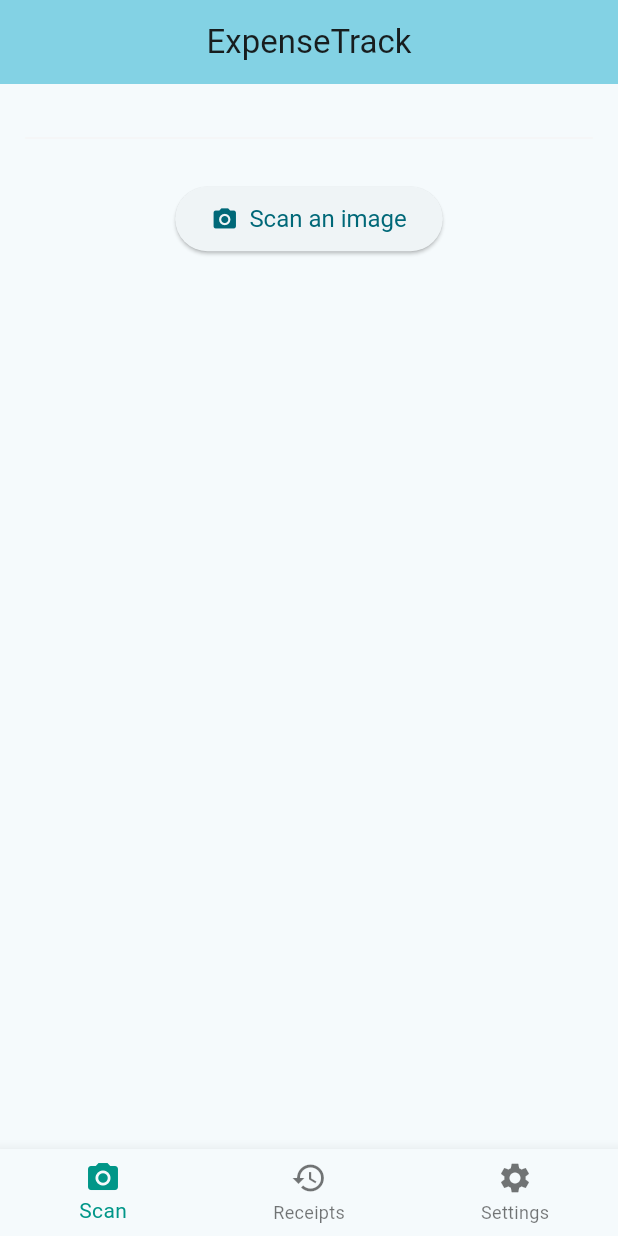
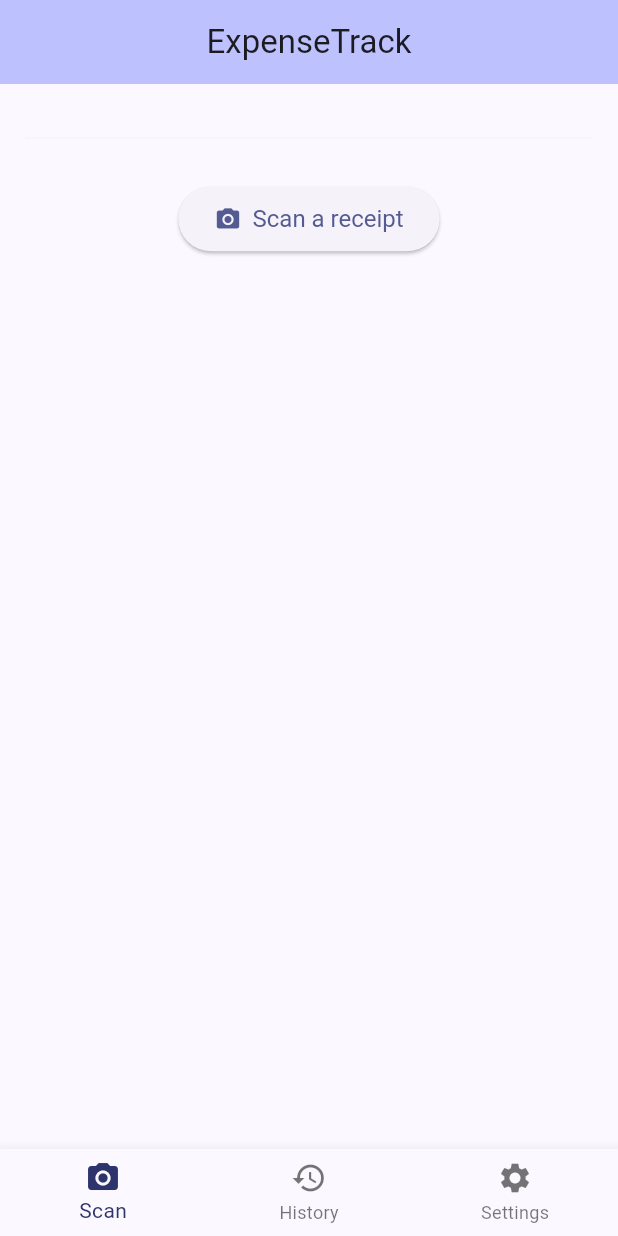
Before and after one commit to anca26/FinanceApp, a Flutter app: the screen it shows after launch, on a phone screen of 412 x 824 dp. Run offline on Flutter 3.47's test engine with Material 3 defaults, Android fonts, the light colour scheme and no system bars; our stand-ins replace image_picker.

Commit message:
better_management + UI updates

```diff
--- a/expense_app/lib/main.dart
+++ b/expense_app/lib/main.dart
@@ -2,10 +2,16 @@
 import 'package:image_picker/image_picker.dart';
 import 'package:http/http.dart' as http;
 import 'dart:convert';
+import 'package:expense_app/views/history_view.dart';
+import 'package:expense_app/views/settings_view.dart';
+import 'package:expense_app/views/scan_view.dart';
 
 void main() {
   runApp(const MyApp());
 }
+
+final Color myBlue = const Color.fromARGB(255, 45, 51, 107);
+final Color myWhite = const Color.fromARGB(255, 255, 242, 242);
 
 class MyApp extends StatelessWidget {
   const MyApp({super.key});
@@ -15,7 +21,7 @@
     return MaterialApp(
       title: 'ExpenseTrack',
       theme: ThemeData(
-        colorScheme: ColorScheme.fromSeed(seedColor: const Color.fromARGB(255, 48, 122, 137)),
+        colorScheme: ColorScheme.fromSeed(seedColor: myBlue),
         useMaterial3: true,
       ),
       home: const MyHomePage(title: 'ExpenseTrack'),
@@ -51,7 +57,7 @@
 
   void extractFields(String text) {
     final dateRegex = RegExp(r'\b\d{2}[./-]\d{2}[./-]\d{4}\b');
-    final totalRegex = RegExp(r'(total|sum\u0103|amount)\s*[:\-]?\s*(\d+[.,]?\d*)', caseSensitive: false);
+    final totalRegex = RegExp(r'(total|sumă|amount)\s*[:\-]?\s*(\d+[.,]?\d*)', caseSensitive: false);
     final quantityRegex = RegExp(r'\b(x\s*\d+|\d+\s*buc|\d+\s*pcs)', caseSensitive: false);
     final merchantRegex = RegExp(r'(?:S\.?C\.?\s+)([A-Z\s]+?)(?:\s+S\.?R\.?L\.?|S\.?A\.?)');
 
@@ -120,9 +126,22 @@
     }
   }
 
-  void _clearText() {
+  void _clearText() async {
+    final confirm = await showDialog<bool>(
+      context: context,
+      builder: (context) => AlertDialog(
+        title: const Text("Remove receipt"),
+        content: const Text("Are you sure you want to remove the receipt?"),
+        actions: [
+          TextButton(onPressed: () => Navigator.pop(context, false), child: const Text("Cancel")),
+          TextButton(onPressed: () => Navigator.pop(context, true), child: const Text("Remove")),
+        ],
+      ),
+    );
+
+    if (confirm == true) {
       setState(() {
-      _ocrText = "Text cleared.";
+        _ocrText = "No receipt";
         _wasCleared = true;
         extractedDate = "-";
         extractedTotal = "-";
@@ -130,107 +149,26 @@
         extractedMerchant = "-";
       });
     }
+  }
 
-  Widget buildScanView() {
-    final bool showBox = _ocrText.trim().isNotEmpty || _isLoading;
+  bool _validateInput(String label, String value) {
+    switch (label) {
+      case "Date:":
+        return RegExp(r'^\d{2}[./-]\d{2}[./-]\d{4}\$').hasMatch(value);
+      case "Total:":
+        return RegExp(r'^\d+[.,]?\d*\$').hasMatch(value);
+      case "Quantity:":
+        return RegExp(r'^(x\s*\d+|\d+\s*buc|\d+\s*pcs)\$').hasMatch(value);
+      case "Merchant:":
+        return value.isNotEmpty && !RegExp(r'\d').hasMatch(value);
+      default:
+        return true;
+    }
+  }
 
-    return Padding(
-      padding: const EdgeInsets.all(16.0),
-      child: Column(
-        children: <Widget>[
-          const SizedBox(height: 20),
-          if (showBox)
-            Row(
-              mainAxisAlignment: MainAxisAlignment.spaceBetween,
-              children: [
-                const Text(
-                  'Scanned text:',
-                  style: TextStyle(fontSize: 18, fontWeight: FontWeight.bold),
-                ),
-                IconButton(
-                  onPressed: _clearText,
-                  icon: const Icon(Icons.clear),
-                  tooltip: 'Clear text',
-                ),
-              ],
-            ),
-          if (showBox) const SizedBox(height: 10),
-          AnimatedContainer(
-            duration: const Duration(milliseconds: 300),
-            curve: Curves.easeInOut,
-            height: showBox ? 200 : 0,
-            width: double.infinity,
-            padding: const EdgeInsets.all(16),
-            decoration: BoxDecoration(
-              color: Colors.grey[100],
-              border: Border.all(color: Colors.grey),
-              borderRadius: BorderRadius.circular(12),
-            ),
-            child: _isLoading
-                ? const Center(child: CircularProgressIndicator())
-                : Center(
-                    child: SingleChildScrollView(
-                      child: Text(
-                        _ocrText,
-                        textAlign: TextAlign.center,
-                        style: TextStyle(
-                          fontSize: 16,
-                          fontStyle: _wasCleared ? FontStyle.italic : FontStyle.normal,
-                          color: _wasCleared ? Colors.grey : Colors.black,
-                        ),
-                      ),
-                    ),
-                  ),
-          ),
-          const SizedBox(height: 30),
-          ElevatedButton.icon(
-            onPressed: _isLoading ? null : scanReceipt,
-            icon: const Icon(Icons.camera_alt),
-            label: const Text("Scan an image"),
-            style: ElevatedButton.styleFrom(
-              padding: const EdgeInsets.symmetric(horizontal: 24, vertical: 12),
-              textStyle: const TextStyle(fontSize: 16),
-            ),
-          ),
-          const SizedBox(height: 30),
-          if (_ocrText.trim().isNotEmpty)
-            Card(
-              elevation: 2,
-              shape: RoundedRectangleBorder(borderRadius: BorderRadius.circular(12)),
-              child: Padding(
-                padding: const EdgeInsets.all(16.0),
-                child: Column(
-                  children: [
-                    const Text(
-                      "Detected Fields",
-                      style: TextStyle(fontSize: 18, fontWeight: FontWeight.bold),
-                    ),
-                    const SizedBox(height: 12),
-                    Row(mainAxisAlignment: MainAxisAlignment.spaceBetween, children: [
-                      const Text("Date:"),
-                      Text(extractedDate),
-                    ]),
-                    const SizedBox(height: 8),
-                    Row(mainAxisAlignment: MainAxisAlignment.spaceBetween, children: [
-                      const Text("Total:"),
-                      Text(extractedTotal),
-                    ]),
-                    const SizedBox(height: 8),
-                    Row(mainAxisAlignment: MainAxisAlignment.spaceBetween, children: [
-                      const Text("Quantity:"),
-                      Text(extractedQuantity),
-                    ]),
-                    const SizedBox(height: 8),
-                    Row(mainAxisAlignment: MainAxisAlignment.spaceBetween, children: [
-                      const Text("Merchant:"),
-                      Text(extractedMerchant),
-                    ]),
-                  ],
-                ),
-              ),
-            ),
-        ],
-      ),
+  void _saveReceipt() {
+    ScaffoldMessenger.of(context).showSnackBar(
+      const SnackBar(content: Text("Receipt saved successfully!")),
     );
   }
 
@@ -243,10 +181,45 @@
         centerTitle: true,
       ),
       body: _selectedIndex == 0
-          ? buildScanView()
+          ? ScanView(
+              isLoading: _isLoading,
+              ocrText: _ocrText,
+              wasCleared: _wasCleared,
+              onScan: scanReceipt,
+              onClear: _clearText,
+              onSave: _saveReceipt,
+              extractedDate: extractedDate,
+              extractedTotal: extractedTotal,
+              extractedQuantity: extractedQuantity,
+              extractedMerchant: extractedMerchant,
+              onEditField: (label, value) {
+                if (_validateInput(label, value)) {
+                  setState(() {
+                    switch (label) {
+                      case "Date:":
+                        extractedDate = value;
+                        break;
+                      case "Total:":
+                        extractedTotal = value;
+                        break;
+                      case "Quantity:":
+                        extractedQuantity = value;
+                        break;
+                      case "Merchant:":
+                        extractedMerchant = value;
+                        break;
+                    }
+                  });
+                } else {
+                  ScaffoldMessenger.of(context).showSnackBar(
+                    SnackBar(content: Text("Invalid format for \$label")),
+                  );
+                }
+              },
+            )
           : _selectedIndex == 1
-              ? const Center(child: Text('View1'))
-              : const Center(child: Text('View2')),
+              ? const HistoryView()
+              : const SettingsView(),
       bottomNavigationBar: BottomNavigationBar(
         items: const <BottomNavigationBarItem>[
           BottomNavigationBarItem(
@@ -255,7 +228,7 @@
           ),
           BottomNavigationBarItem(
             icon: Icon(Icons.history),
-            label: 'Receipts',
+            label: 'History',
           ),
           BottomNavigationBarItem(
             icon: Icon(Icons.settings),
@@ -263,7 +236,7 @@
           ),
         ],
         currentIndex: _selectedIndex,
-        selectedItemColor: Colors.teal,
+        selectedItemColor: myBlue,
         onTap: _onItem,
       ),
     );
--- /dev/null
+++ b/expense_app/lib/views/scan_view.dart
@@ -0,0 +1,185 @@
+import 'package:flutter/material.dart';
+
+class ScanView extends StatelessWidget {
+  final bool isLoading;
+  final String ocrText;
+  final bool wasCleared;
+  final VoidCallback onScan;
+  final VoidCallback onClear;
+  final VoidCallback onSave;
+
+  final String extractedDate;
+  final String extractedTotal;
+  final String extractedQuantity;
+  final String extractedMerchant;
+
+  final Color myBlue = const Color.fromARGB(255, 45, 51, 107);
+  final Color myWhite = const Color.fromARGB(255, 255, 242, 242);
+  final Function(String label, String newValue) onEditField;
+
+  const ScanView({
+    super.key,
+    required this.isLoading,
+    required this.ocrText,
+    required this.wasCleared,
+    required this.onScan,
+    required this.onClear,
+    required this.onSave,
+    required this.extractedDate,
+    required this.extractedTotal,
+    required this.extractedQuantity,
+    required this.extractedMerchant,
+    required this.onEditField,
+  });
+
+  Widget buildEditableRow(BuildContext context, String label, String value) {
+    return Row(
+      mainAxisAlignment: MainAxisAlignment.spaceBetween,
+      children: [
+        Text(label),
+        Row(
+          children: [
+            Text(value),
+            IconButton(
+              icon: const Icon(Icons.edit, size: 16),
+              onPressed: () async {
+                final result = await showDialog<String>(
+                  context: context,
+                  builder: (context) {
+                    final controller = TextEditingController(text: value);
+                    return AlertDialog(
+                      title: Text('Edit $label'),
+                      content: TextField(controller: controller),
+                      actions: [
+                        TextButton(onPressed: () => Navigator.pop(context), child: const Text('Cancel')),
+                        TextButton(onPressed: () => Navigator.pop(context, controller.text), child: const Text('Save')),
+                      ],
+                    );
+                  },
+                );
+                if (result != null) onEditField(label, result);
+              },
+            )
+          ],
+        ),
+      ],
+    );
+  }
+
+  @override
+  Widget build(BuildContext context) {
+    final bool showBox = ocrText.trim().isNotEmpty || isLoading;
+
+    return SingleChildScrollView(
+      padding: const EdgeInsets.all(16.0),
+      child: Column(
+        children: <Widget>[
+          const SizedBox(height: 20),
+          if (showBox)
+            Row(
+              mainAxisAlignment: MainAxisAlignment.spaceBetween,
+              children: [
+                const Text(
+                  'Scanned text:',
+                  style: TextStyle(fontSize: 18, fontWeight: FontWeight.bold),
+                ),
+                IconButton(
+                  onPressed: onClear,
+                  icon: const Icon(Icons.clear),
+                  tooltip: 'Clear text',
+                ),
+              ],
+            ),
+          if (showBox) const SizedBox(height: 10),
+          AnimatedContainer(
+            duration: const Duration(milliseconds: 300),
+            curve: Curves.easeInOut,
+            height: showBox ? 200 : 0,
+            width: double.infinity,
+            padding: const EdgeInsets.all(16),
+            decoration: BoxDecoration(
+              color: Colors.grey[100],
+              border: Border.all(color: Colors.grey),
+              borderRadius: BorderRadius.circular(12),
+            ),
+            child: isLoading
+                ? const Center(child: CircularProgressIndicator())
+                : Center(
+                    child: SingleChildScrollView(
+                      child: Text(
+                        ocrText.isEmpty ? "No receipt" : ocrText,
+                        textAlign: TextAlign.center,
+                        style: TextStyle(
+                          fontSize: 16,
+                          fontStyle: wasCleared ? FontStyle.italic : FontStyle.normal,
+                          color: wasCleared ? Colors.grey : Colors.black,
+                        ),
+                      ),
+                    ),
+                  ),
+          ),
+          const SizedBox(height: 30),
+          if (!showBox)
+            Center(
+              child: ElevatedButton.icon(
+                onPressed: onScan,
+                icon: const Icon(Icons.camera_alt),
+                label: const Text("Scan a receipt"),
+                style: ElevatedButton.styleFrom(
+                  padding: const EdgeInsets.symmetric(horizontal: 24, vertical: 12),
+                  textStyle: const TextStyle(fontSize: 16),
+                ),
+              ),
+            ),
+          if (showBox) ...[
+            ElevatedButton.icon(
+              onPressed: onScan,
+              icon: const Icon(Icons.camera_alt),
+              label: const Text("Scan receipt"),
+              style: ElevatedButton.styleFrom(
+                padding: const EdgeInsets.symmetric(horizontal: 24, vertical: 12),
+                textStyle: const TextStyle(fontSize: 16),
+              ),
+            ),
+            const SizedBox(height: 30),
+            if (ocrText.trim().isNotEmpty && !wasCleared)
+              Card(
+                elevation: 2,
+                shape: RoundedRectangleBorder(borderRadius: BorderRadius.circular(12)),
+                child: Padding(
+                  padding: const EdgeInsets.all(16.0),
+                  child: Column(
+                    children: [
+                      const Text(
+                        "Detected Fields",
+                        style: TextStyle(fontSize: 18, fontWeight: FontWeight.bold),
+                      ),
+                      const SizedBox(height: 12),
+                      buildEditableRow(context, "Date:", extractedDate),
+                      const SizedBox(height: 8),
+                      buildEditableRow(context, "Total:", extractedTotal),
+                      const SizedBox(height: 8),
+                      buildEditableRow(context, "Quantity:", extractedQuantity),
+                      const SizedBox(height: 8),
+                      buildEditableRow(context, "Merchant:", extractedMerchant),
+                      const SizedBox(height: 20),
+                      ElevatedButton.icon(
+                        onPressed: onSave,
+                        icon: const Icon(Icons.save),
+                        label: const Text("Save Receipt"),
+                        style: ElevatedButton.styleFrom(
+                          backgroundColor: myBlue,
+                          foregroundColor: myWhite,
+                          padding: const EdgeInsets.symmetric(horizontal: 20, vertical: 12),
+                        ),
+                      ),
+                    ],
+                  ),
+                ),
+              ),
+          ],
+        ],
+      ),
+    );
+  }
+}
```
Also changed, not shown: expense_app/lib/views/history_view.dart (added, +15 -0 lines), expense_app/lib/views/settings_view.dart (added, +15 -0 lines). Lines whose indentation alone changed are shown as unchanged.
